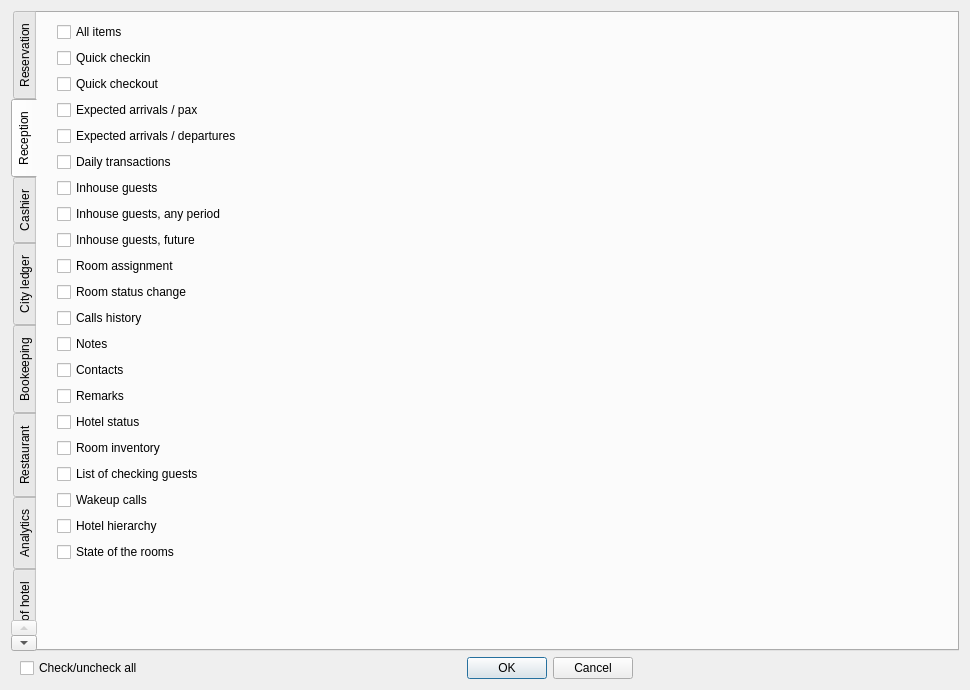
Old version of the form Resort/dlguserrights.ui in the repository End1-1/Resort.
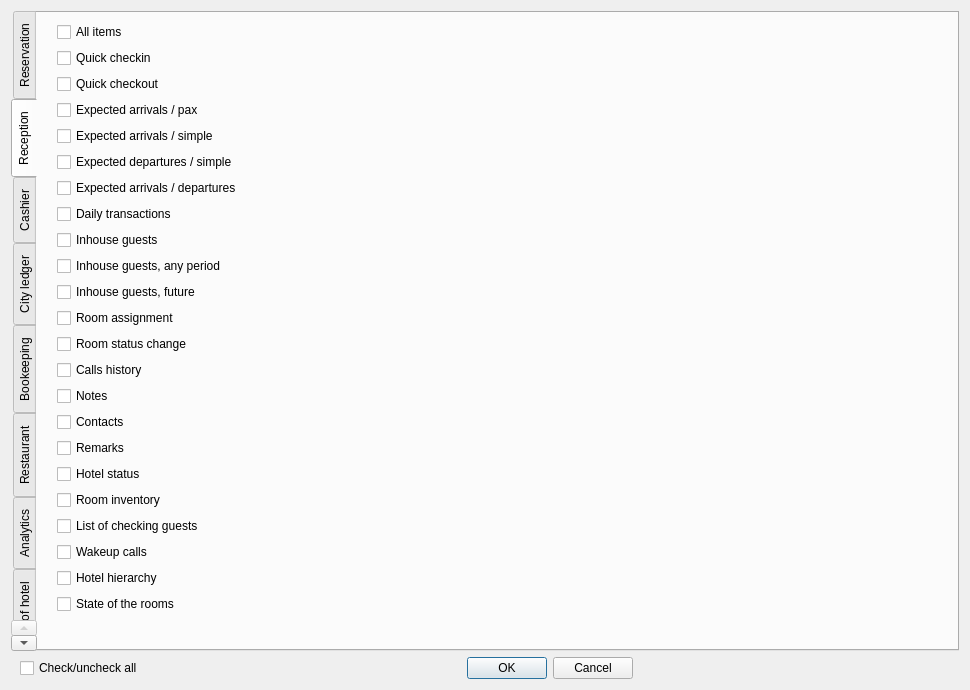
New version of the form. The open tabs and pages were chosen to show the change. Custom widgets are drawn as their Qt base class.

Diff of the .ui file:
```diff
--- a/Resort/dlguserrights.ui
+++ b/Resort/dlguserrights.ui
@@ -301,6 +301,26 @@
          </property>
         </widget>
        </item>
+       <item>
+        <widget class="EQCheckBox" name="chExpectedArrivalsSimple">
+         <property name="text">
+          <string>Expected arrivals / simple</string>
+         </property>
+         <property name="Tag" stdset="0">
+          <number>141</number>
+         </property>
+        </widget>
+       </item>
+       <item>
+        <widget class="EQCheckBox" name="chExpectedDeparturesSimple">
+         <property name="text">
+          <string>Expected departures / simple</string>
+         </property>
+         <property name="Tag" stdset="0">
+          <number>140</number>
+         </property>
+        </widget>
+       </item>
        <item>
         <widget class="EQCheckBox" name="chExpectedArrivalsPax_2">
          <property name="text">
```
